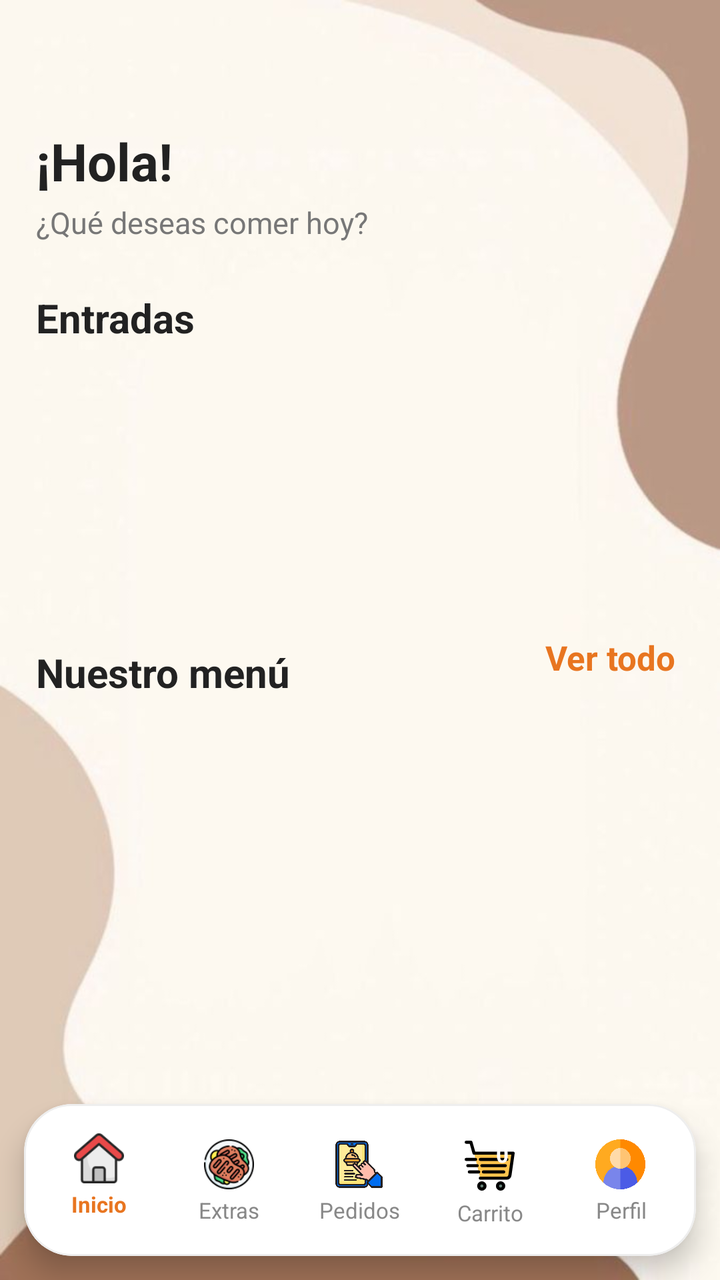
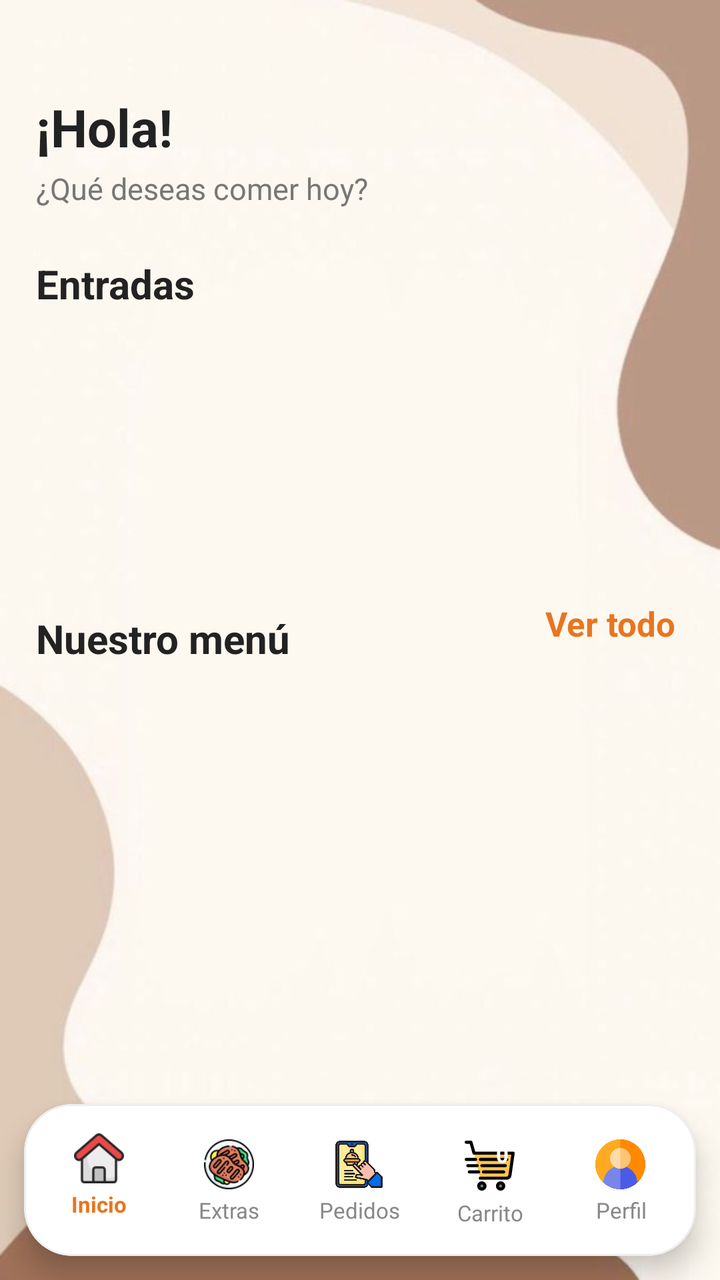

Before-and-after screenshots of an Android layout around one commit, followed by the original layout XML and the change that was made.
<!-- AndroidManifest.xml: application theme Theme.AppZetaR -->
<!-- res/layout/activity_menu_usuario.xml -->
<?xml version="1.0" encoding="utf-8"?>
<FrameLayout
    xmlns:android="http://schemas.android.com/apk/res/android"
    xmlns:app="http://schemas.android.com/apk/res-auto"
    xmlns:tools="http://schemas.android.com/tools"

    android:id="@+id/main"
    android:layout_width="match_parent"
    android:layout_height="match_parent"

    android:background="@drawable/fondo_usuario"

    android:clipChildren="false"
    android:clipToPadding="false"

    tools:context=".usuario.ActivityMenuUsuario">


    
    
    

    <androidx.core.widget.NestedScrollView
        android:id="@+id/scrollMenuUsuario"

        android:layout_width="match_parent"
        android:layout_height="match_parent"

        android:fillViewport="true"
        android:clipToPadding="false"

        android:paddingTop="55dp"
        android:paddingBottom="108dp"

        android:overScrollMode="never"
        android:scrollbars="none">


        <LinearLayout
            android:id="@+id/contenidoMenuUsuario"

            android:layout_width="match_parent"
            android:layout_height="wrap_content"

            android:orientation="vertical"

            android:paddingStart="18dp"
            android:paddingEnd="18dp"
            android:paddingBottom="20dp">


            
            
            

            <TextView
                android:id="@+id/tvSaludo"

                android:layout_width="match_parent"
                android:layout_height="wrap_content"

                android:layout_marginTop="8dp"

                android:ellipsize="end"
                android:maxLines="2"

                android:text="@string/menu_usuario_saludo_default"

                android:textColor="#222222"
                android:textSize="26sp"
                android:textStyle="bold" />


            <TextView
                android:id="@+id/tvSubtituloMenu"

                android:layout_width="match_parent"
                android:layout_height="wrap_content"

                android:layout_marginTop="3dp"

                android:text="@string/menu_usuario_subtitulo"

                android:textColor="#777777"
                android:textSize="15sp" />


            
            
            

            <TextView
                android:id="@+id/tvTituloEntradas"

                android:layout_width="match_parent"
                android:layout_height="wrap_content"

                android:layout_marginTop="24dp"

                android:text="@string/menu_usuario_entradas"

                android:textColor="#222222"
                android:textSize="20sp"
                android:textStyle="bold" />


            <androidx.recyclerview.widget.RecyclerView
                android:id="@+id/rvEntradas"

                android:layout_width="match_parent"
                android:layout_height="wrap_content"

                android:layout_marginTop="10dp"

                android:clipToPadding="false"

                android:minHeight="105dp"
                android:nestedScrollingEnabled="false"

                android:paddingStart="2dp"
                android:paddingEnd="2dp"

                android:overScrollMode="never" />


            
            
            

            <LinearLayout
                android:id="@+id/layoutTituloMenu"

                android:layout_width="match_parent"
                android:layout_height="wrap_content"
                android:layout_marginTop="25dp"
                android:baselineAligned="false"
                android:gravity="center_vertical"
                android:orientation="horizontal">


                <TextView
                    android:id="@+id/tvTituloMenu"

                    android:layout_width="0dp"
                    android:layout_height="wrap_content"

                    android:layout_weight="1"

                    android:ellipsize="end"
                    android:maxLines="2"

                    android:text="@string/menu_usuario_nuestro_menu"

                    android:textColor="#222222"
                    android:textSize="20sp"
                    android:textStyle="bold" />


                <TextView
                    android:id="@+id/tvVerTodo"

                    android:layout_width="wrap_content"
                    android:layout_height="48dp"

                    android:clickable="true"
                    android:focusable="true"

                    android:paddingStart="8dp"
                    android:paddingTop="5dp"
                    android:paddingEnd="4dp"
                    android:paddingBottom="5dp"

                    android:text="@string/menu_usuario_ver_todo"

                    android:textColor="#E87520"
                    android:textSize="17sp"
                    android:textStyle="bold" />

            </LinearLayout>


            
            
            

            <androidx.recyclerview.widget.RecyclerView
                android:id="@+id/rvMenu"

                android:layout_width="match_parent"
                android:layout_height="wrap_content"

                android:layout_marginTop="15dp"

                android:clipToPadding="false"

                android:minHeight="250dp"
                android:nestedScrollingEnabled="false"

                android:paddingStart="4dp"
                android:paddingEnd="4dp"

                android:overScrollMode="never" />


            
            
            

            <TextView
                android:id="@+id/tvTituloExtras"

                android:layout_width="match_parent"
                android:layout_height="wrap_content"

                android:text="@string/menu_usuario_extras"

                android:visibility="gone" />


            <androidx.recyclerview.widget.RecyclerView
                android:id="@+id/rvCategorias"

                android:layout_width="match_parent"
                android:layout_height="82dp"

                android:visibility="gone"

                android:overScrollMode="never" />


            <androidx.recyclerview.widget.RecyclerView
                android:id="@+id/rvExtras"

                android:layout_width="match_parent"
                android:layout_height="wrap_content"

                android:visibility="gone"

                android:overScrollMode="never" />

        </LinearLayout>

    </androidx.core.widget.NestedScrollView>


    
    
    

    <ProgressBar
        android:id="@+id/progressBarMenu"

        android:layout_width="45dp"
        android:layout_height="45dp"

        android:layout_gravity="center"

        android:visibility="gone" />


    
    
    

    <com.google.android.material.card.MaterialCardView
        android:id="@+id/bottomNavigation"

        android:layout_width="match_parent"
        android:layout_height="wrap_content"

        android:minHeight="76dp"

        android:layout_gravity="bottom"

        android:layout_marginStart="12dp"
        android:layout_marginEnd="12dp"
        android:layout_marginBottom="12dp"

        android:clipChildren="false"
        android:clipToPadding="false"

        app:cardBackgroundColor="#FFFFFF"
        app:cardCornerRadius="24dp"
        app:cardElevation="8dp"

        app:strokeColor="#EEEEEE"
        app:strokeWidth="1dp">


        <LinearLayout
            android:id="@+id/layoutBottomNavigation"

            android:layout_width="match_parent"
            android:layout_height="match_parent"

            android:baselineAligned="false"

            android:gravity="center"
            android:orientation="horizontal"

            android:clipChildren="false"
            android:clipToPadding="false"

            android:paddingStart="5dp"
            android:paddingTop="2dp"
            android:paddingEnd="5dp">


            
            
            

            <LinearLayout
                android:id="@+id/navInicio"

                android:layout_width="0dp"
                android:layout_height="wrap_content"

                android:minHeight="72dp"

                android:layout_weight="1"

                android:gravity="center"
                android:orientation="vertical"

                android:paddingTop="9dp"
                android:paddingBottom="7dp"

                tools:ignore="UseCompoundDrawables">


                <ImageView
                    android:id="@+id/imgNavInicio"

                    android:layout_width="25dp"
                    android:layout_height="25dp"

                    android:src="@drawable/ic_home"

                    android:contentDescription="@string/cd_inicio" />


                <TextView
                    android:id="@+id/tvNavInicio"

                    android:layout_width="match_parent"
                    android:layout_height="wrap_content"

                    android:layout_marginTop="3dp"

                    android:gravity="center"

                    android:text="@string/nav_inicio"

                    android:textColor="#E87520"
                    android:textSize="11sp"
                    android:textStyle="bold"

                    android:ellipsize="end"
                    android:maxLines="1"

                    app:autoSizeMaxTextSize="11sp"
                    app:autoSizeMinTextSize="9sp"
                    app:autoSizeStepGranularity="1sp"
                    app:autoSizeTextType="uniform" />


                <View
                    android:id="@+id/navIndicadorInicio"

                    android:layout_width="18dp"
                    android:layout_height="3dp"

                    android:layout_marginTop="3dp"

                    android:background="@drawable/bg_nav_indicator" />

            </LinearLayout>


            
            
            

            <LinearLayout
                android:id="@+id/navExtras"

                android:layout_width="0dp"
                android:layout_height="wrap_content"

                android:minHeight="72dp"

                android:layout_weight="1"

                android:gravity="center"
                android:orientation="vertical"

                android:paddingTop="9dp"
                android:paddingBottom="7dp"

                tools:ignore="UseCompoundDrawables">


                <ImageView
                    android:id="@+id/imgNavExtras"

                    android:layout_width="25dp"
                    android:layout_height="25dp"

                    android:src="@drawable/ic_extra"

                    android:contentDescription="@string/cd_extras" />


                <TextView
                    android:id="@+id/tvNavExtras"

                    android:layout_width="match_parent"
                    android:layout_height="wrap_content"

                    android:layout_marginTop="3dp"

                    android:gravity="center"

                    android:text="@string/nav_extras"

                    android:textColor="#888888"
                    android:textSize="11sp"

                    android:ellipsize="end"
                    android:maxLines="1"

                    app:autoSizeMaxTextSize="11sp"
                    app:autoSizeMinTextSize="9sp"
                    app:autoSizeStepGranularity="1sp"
                    app:autoSizeTextType="uniform" />

            </LinearLayout>


            
            
            

            <LinearLayout
                android:id="@+id/navPedidos"

                android:layout_width="0dp"
                android:layout_height="wrap_content"

                android:minHeight="72dp"

                android:layout_weight="1"

                android:gravity="center"
                android:orientation="vertical"

                android:paddingTop="9dp"
                android:paddingBottom="7dp"

                tools:ignore="UseCompoundDrawables">


                <ImageView
                    android:id="@+id/imgNavPedidos"

                    android:layout_width="25dp"
                    android:layout_height="25dp"

                    android:src="@drawable/ic_pedidos"

                    android:contentDescription="@string/cd_pedidos" />


                <TextView
                    android:id="@+id/tvNavPedidos"

                    android:layout_width="match_parent"
                    android:layout_height="wrap_content"

                    android:layout_marginTop="3dp"

                    android:gravity="center"

                    android:text="@string/nav_pedidos"

                    android:textColor="#888888"
                    android:textSize="11sp"

                    android:ellipsize="end"
                    android:maxLines="1"

                    app:autoSizeMaxTextSize="11sp"
                    app:autoSizeMinTextSize="9sp"
                    app:autoSizeStepGranularity="1sp"
                    app:autoSizeTextType="uniform" />

            </LinearLayout>


            
            
            

            <LinearLayout
                android:id="@+id/navCarrito"

                android:layout_width="0dp"
                android:layout_height="wrap_content"

                android:minHeight="72dp"

                android:layout_weight="1"

                android:gravity="center"
                android:orientation="vertical"

                android:paddingTop="9dp"
                android:paddingBottom="7dp">


                <FrameLayout
                    android:id="@+id/contenedorCarrito"

                    android:layout_width="30dp"
                    android:layout_height="30dp">


                    <ImageView
                        android:id="@+id/imgNavCarrito"

                        android:layout_width="25dp"
                        android:layout_height="25dp"

                        android:layout_gravity="center"

                        android:src="@drawable/ic_carrito"

                        android:contentDescription="@string/cd_carrito" />


                    <TextView
                        android:id="@+id/tvCantidadCarrito"

                        android:layout_width="18dp"
                        android:layout_height="18dp"

                        android:layout_gravity="top|end"

                        android:background="@drawable/bg_badge_carrito"

                        android:gravity="center"

                        android:text="@string/contador_cero"

                        android:textColor="#FFFFFF"
                        android:textSize="11sp"
                        android:textStyle="bold" />

                </FrameLayout>


                <TextView
                    android:id="@+id/tvNavCarrito"

                    android:layout_width="match_parent"
                    android:layout_height="wrap_content"

                    android:layout_marginTop="1dp"

                    android:gravity="center"

                    android:text="@string/nav_carrito"

                    android:textColor="#888888"
                    android:textSize="11sp"

                    android:ellipsize="end"
                    android:maxLines="1"

                    app:autoSizeMaxTextSize="11sp"
                    app:autoSizeMinTextSize="9sp"
                    app:autoSizeStepGranularity="1sp"
                    app:autoSizeTextType="uniform" />

            </LinearLayout>


            
            
            

            <LinearLayout
                android:id="@+id/navPerfil"

                android:layout_width="0dp"
                android:layout_height="wrap_content"

                android:minHeight="72dp"

                android:layout_weight="1"

                android:gravity="center"
                android:orientation="vertical"

                android:paddingTop="9dp"
                android:paddingBottom="7dp"

                tools:ignore="UseCompoundDrawables">


                <ImageView
                    android:id="@+id/imgNavPerfil"

                    android:layout_width="25dp"
                    android:layout_height="25dp"

                    android:src="@drawable/ic_perfil"

                    android:contentDescription="@string/cd_perfil" />


                <TextView
                    android:id="@+id/tvNavPerfil"

                    android:layout_width="match_parent"
                    android:layout_height="wrap_content"

                    android:layout_marginTop="3dp"

                    android:gravity="center"

                    android:text="@string/nav_perfil"

                    android:textColor="#888888"
                    android:textSize="11sp"

                    android:ellipsize="end"
                    android:maxLines="1"

                    app:autoSizeMaxTextSize="11sp"
                    app:autoSizeMinTextSize="9sp"
                    app:autoSizeStepGranularity="1sp"
                    app:autoSizeTextType="uniform" />

            </LinearLayout>

        </LinearLayout>

    </com.google.android.material.card.MaterialCardView>


    
    
    

    <com.google.android.material.floatingactionbutton.FloatingActionButton
        android:id="@+id/btnCarrito"

        android:layout_width="1dp"
        android:layout_height="1dp"

        android:visibility="gone"

        tools:ignore="ContentDescription,TouchTargetSizeCheck" />

</FrameLayout>
<!-- resources referenced by this layout -->
<resources>
  <!-- drawable bg_badge_carrito (drawable) -->
  <?xml version="1.0" encoding="utf-8"?>
  <selector xmlns:android="http://schemas.android.com/apk/res/android">
  
  </selector>
  <!-- drawable bg_nav_indicator (drawable) -->
  <?xml version="1.0" encoding="utf-8"?>
  <selector xmlns:android="http://schemas.android.com/apk/res/android">
  
  </selector>
  <!-- drawable fondo_usuario: jpg bitmap (drawable, 15029 bytes) -->
  <!-- drawable ic_carrito (drawable) -->
  <vector xmlns:android="http://schemas.android.com/apk/res/android"
      android:width="800dp"
      android:height="800dp"
      android:viewportWidth="32"
      android:viewportHeight="32">
    <group>
      <clip-path
          android:pathData="M0,0h32v32h-32z"/>
      <path
          android:pathData="M10,24L9,20L8,16L7,12L6,8H31L29,22C28.86,23.04 28.12,24 27,24H10Z"
          android:fillColor="#FFC44D"/>
      <path
          android:pathData="M23,27C24.1,27 25,27.9 25,29C25,30.1 24.1,31 23,31C21.9,31 21,30.1 21,29C21,27.9 21.9,27 23,27ZM11,27C12.1,27 13,27.9 13,29C13,30.1 12.1,31 11,31C9.9,31 9,30.1 9,29C9,27.9 9.9,27 11,27Z"
          android:fillColor="#668077"/>
      <path
          android:pathData="M8,16H2M9,20H3M7,12H1M26,16H11M25,20H12M27,12H10M10,24H27C28.125,24 28.862,23.038 29,22L31,8H6L4,1H1M13,29C13,27.896 12.104,27 11,27C9.896,27 9,27.896 9,29C9,30.104 9.896,31 11,31C12.104,31 13,30.104 13,29ZM25,29C25,27.896 24.104,27 23,27C21.896,27 21,27.896 21,29C21,30.104 21.896,31 23,31C24.104,31 25,30.104 25,29Z"
          android:strokeLineJoin="round"
          android:strokeWidth="2"
          android:fillColor="#00000000"
          android:strokeColor="#000000"
          android:strokeLineCap="round"/>
    </group>
  </vector>
  <!-- drawable ic_extra: png bitmap (drawable, 8361 bytes) -->
  <!-- drawable ic_home: png bitmap (drawable, 3284 bytes) -->
  <!-- drawable ic_pedidos: png bitmap (drawable, 29016 bytes) -->
  <!-- drawable ic_perfil: png bitmap (drawable, 21518 bytes) -->
  <string name="cd_carrito">Carrito</string>
  <string name="cd_extras">Extras</string>
  <string name="cd_inicio">Inicio</string>
  <string name="cd_pedidos">Pedidos</string>
  <string name="cd_perfil">Perfil</string>
  <string name="contador_cero">0</string>
  <string name="menu_usuario_entradas">Entradas</string>
  <string name="menu_usuario_extras">Extras</string>
  <string name="menu_usuario_nuestro_menu">Nuestro menú</string>
  <string name="menu_usuario_saludo_default">¡Hola!</string>
  <string name="menu_usuario_subtitulo">¿Qué deseas comer hoy?</string>
  <string name="menu_usuario_ver_todo">Ver todo</string>
  <string name="nav_carrito">Carrito</string>
  <string name="nav_extras">Extras</string>
  <string name="nav_inicio">Inicio</string>
  <string name="nav_pedidos">Pedidos</string>
  <string name="nav_perfil">Perfil</string>
  <style name="Theme.AppZetaR" parent="Base.Theme.AppZetaR" />
  <style name="Base.Theme.AppZetaR" parent="Theme.Material3.DayNight.NoActionBar">
  
          <item name="android:windowBackground">#FFF8F2</item>
  
      </style>
</resources>

<!-- the commit's change to res/layout/activity_menu_usuario.xml (unified diff, before → after) -->
@@ -29,7 +29,7 @@
         android:fillViewport="true"
         android:clipToPadding="false"
 
-        android:paddingTop="55dp"
+        android:paddingTop="38dp"
         android:paddingBottom="108dp"
 
         android:overScrollMode="never"
